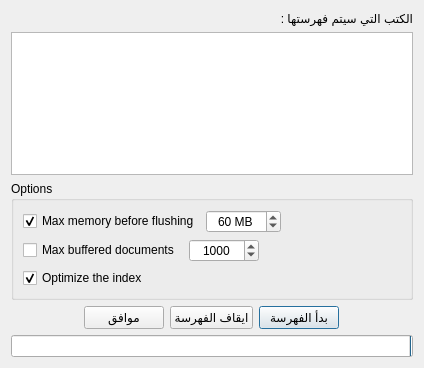
Above: indexingdialg.ui from boussouira/albahhet before the change. Below: the same form after it.
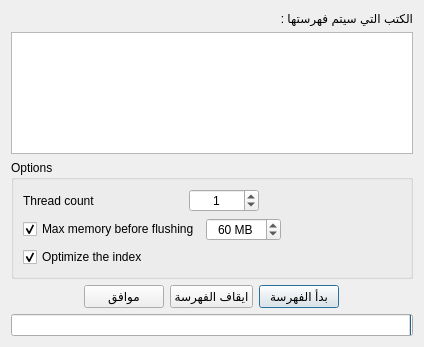
That is the form after the change.

Diff of the .ui file:
```diff
--- a/indexingdialg.ui
+++ b/indexingdialg.ui
@@ -7,7 +7,7 @@
     <x>0</x>
     <y>0</y>
     <width>424</width>
-    <height>368</height>
+    <height>347</height>
    </rect>
   </property>
   <property name="windowTitle">
@@ -45,6 +45,52 @@
       <string>Options</string>
      </property>
      <layout class="QVBoxLayout" name="verticalLayout">
+      <item>
+       <layout class="QHBoxLayout" name="horizontalLayout_4">
+        <item>
+         <widget class="QLabel" name="label_2">
+          <property name="minimumSize">
+           <size>
+            <width>160</width>
+            <height>0</height>
+           </size>
+          </property>
+          <property name="text">
+           <string>Thread count</string>
+          </property>
+         </widget>
+        </item>
+        <item>
+         <widget class="QSpinBox" name="spinThreadCount">
+          <property name="minimumSize">
+           <size>
+            <width>70</width>
+            <height>0</height>
+           </size>
+          </property>
+          <property name="alignment">
+           <set>Qt::AlignCenter</set>
+          </property>
+          <property name="value">
+           <number>1</number>
+          </property>
+         </widget>
+        </item>
+        <item>
+         <spacer name="horizontalSpacer_5">
+          <property name="orientation">
+           <enum>Qt::Horizontal</enum>
+          </property>
+          <property name="sizeHint" stdset="0">
+           <size>
+            <width>40</width>
+            <height>20</height>
+           </size>
+          </property>
+         </spacer>
+        </item>
+       </layout>
+      </item>
       <item>
        <layout class="QHBoxLayout" name="horizontalLayout_2">
         <item>
@@ -103,55 +149,6 @@
         </item>
        </layout>
       </item>
-      <item>
-       <layout class="QHBoxLayout" name="horizontalLayout_3">
-        <item>
-         <widget class="QCheckBox" name="checkMaxDoc">
-          <property name="minimumSize">
-           <size>
-            <width>160</width>
-            <height>0</height>
-           </size>
-          </property>
-          <property name="text">
-           <string>Max buffered documents</string>
-          </property>
-         </widget>
-        </item>
-        <item>
-         <widget class="QSpinBox" name="spinMaxDoc">
-          <property name="minimumSize">
-           <size>
-            <width>70</width>
-            <height>0</height>
-           </size>
-          </property>
-          <property name="alignment">
-           <set>Qt::AlignCenter</set>
-          </property>
-          <property name="maximum">
-           <number>100000</number>
-          </property>
-          <property name="value">
-           <number>1000</number>
-          </property>
-         </widget>
-        </item>
-        <item>
-         <spacer name="horizontalSpacer_4">
-          <property name="orientation">
-           <enum>Qt::Horizontal</enum>
-          </property>
-          <property name="sizeHint" stdset="0">
-           <size>
-            <width>40</width>
-            <height>20</height>
-           </size>
-          </property>
-         </spacer>
-        </item>
-       </layout>
-      </item>
       <item>
        <widget class="QCheckBox" name="checkOptimizeIndex">
         <property name="text">
```
